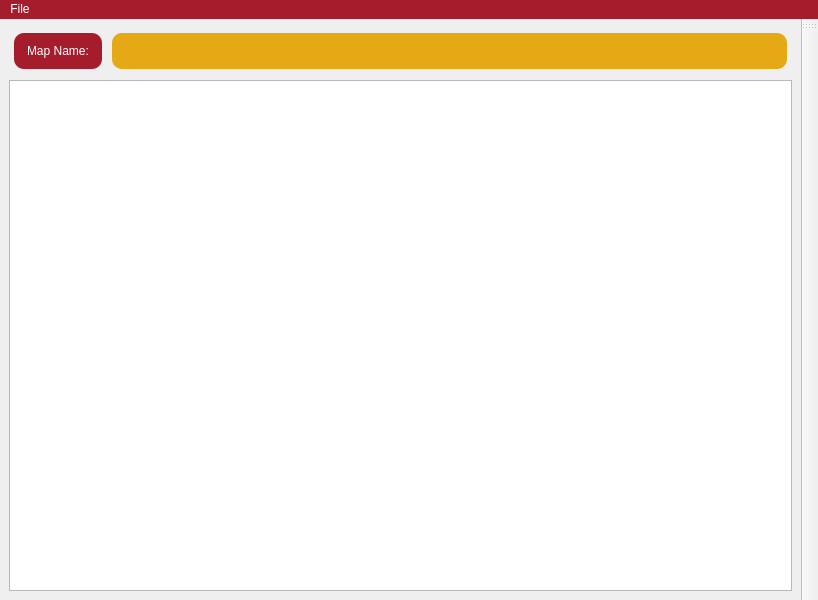
Qt form editor/viewcontroller.ui (valentinbersi/DuckGame-Recreation) before a commit.
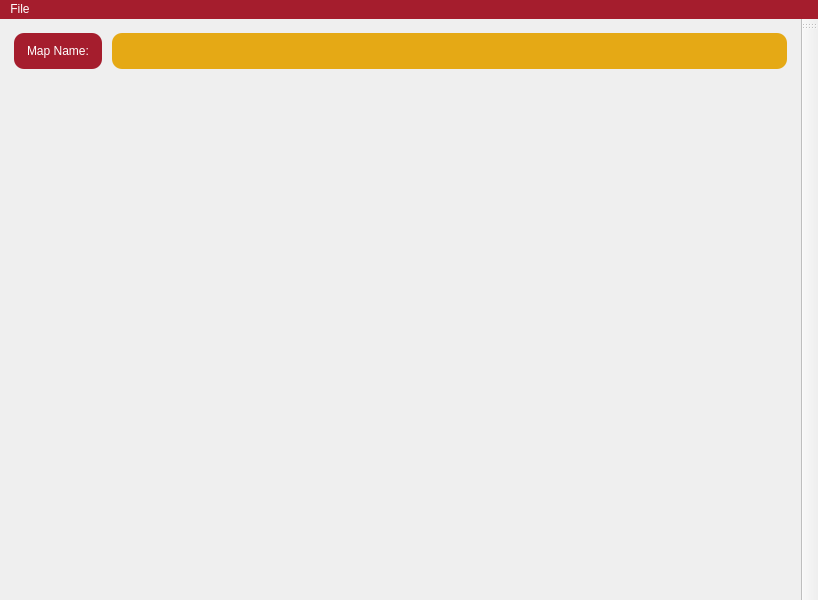
The same form after that commit.

Commit message: the background is shown behind the grid

Diff of the .ui file:
```diff
--- a/editor/viewcontroller.ui
+++ b/editor/viewcontroller.ui
@@ -14,6 +14,9 @@
    <string>ViewController</string>
   </property>
   <widget class="QWidget" name="centralwidget">
+   <property name="autoFillBackground">
+    <bool>false</bool>
+   </property>
    <layout class="QVBoxLayout" name="verticalLayout">
     <item>
      <layout class="QHBoxLayout" name="horizontalLayout">
@@ -54,6 +57,9 @@
     </item>
     <item>
      <widget class="QGraphicsView" name="graphicsView">
+      <property name="styleSheet">
+       <string notr="true">background: transparent;</string>
+      </property>
       <property name="verticalScrollBarPolicy">
        <enum>Qt::ScrollBarAlwaysOff</enum>
       </property>
```
The commit also changes 4 other files.
